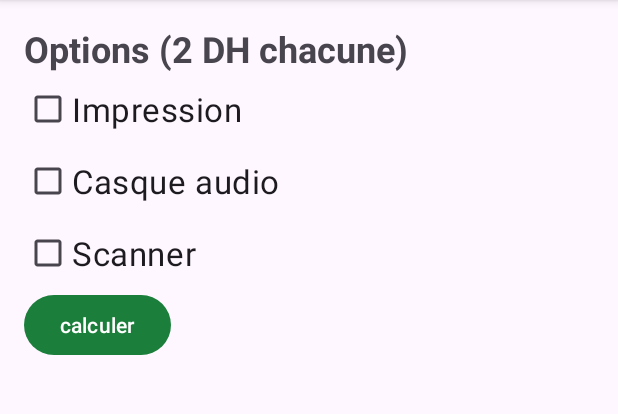
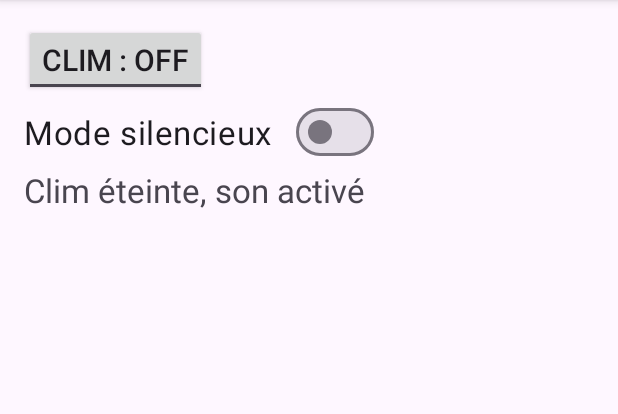
Before and after one commit to abdelmalektalih236-dev/al-amal, an Android app built with Jetpack Compose: the screen it shows after launch (PlaygroundActivity), on a phone screen of 412 x 824 dp, the part 96-510 px from its top. Run offline under Robolectric (Android 15) with nearby library versions, the phone set to English and light mode, and no system bars.

Commit message:
toggle button

```diff
--- a/app/src/main/java/ma/ofppt/ista/alamal/PlaygroundActivity.kt
+++ b/app/src/main/java/ma/ofppt/ista/alamal/PlaygroundActivity.kt
@@ -1,13 +1,10 @@
 package ma.ofppt.ista.alamal
 
 import android.os.Bundle
-import android.view.View
-import android.widget.Button
-import android.widget.CheckBox
-import android.widget.ImageView
 import android.widget.TextView
+import android.widget.ToggleButton
 import androidx.appcompat.app.AppCompatActivity
-import androidx.core.os.requestProfiling
+import com.google.android.material.materialswitch.MaterialSwitch
 
 // MODE COURS (Playground) : écran VIDE pour tester en direct les exemples montrés en cours.
 // Écrivez le layout dans res/layout/activity_playground.xml et le code Kotlin ci-dessous, dans onCreate.
@@ -73,29 +70,48 @@ class PlaygroundActivity : AppCompatActivity() {
 //            edtPrenom.text=null
 //            edtPrenom.error=null
 //        }
-        val imp = findViewById<CheckBox>(R.id.chkImpression)
-        val cas = findViewById<CheckBox>(R.id.chkCasque)
-        val scan = findViewById<CheckBox>(R.id.chkScanner)
-        val btn = findViewById<Button>(R.id.btnTotal)
-        val txtTotale = findViewById<TextView>(R.id.txtTotal)
+//        val imp = findViewById<CheckBox>(R.id.chkImpression)
+//        val cas = findViewById<CheckBox>(R.id.chkCasque)
+//        val scan = findViewById<CheckBox>(R.id.chkScanner)
+//        val btn = findViewById<Button>(R.id.btnTotal)
+//        val txtTotale = findViewById<TextView>(R.id.txtTotal)
+//
+//        btn.setOnClickListener {
+//            var prix = 0
+//            var option = 0
+//        if (imp.isChecked) {
+//            prix+=2
+//            option++
+//        }
+//        if (cas.isChecked) {
+//            prix +=2
+//            option++
+//        }
+//        if (scan.isChecked) {
+//            prix +=2
+//            option++
+//        }
+//            txtTotale.text = "$option option(s) : $prix DH"
+//        }
+        val tglClim = findViewById<ToggleButton>(R.id.tglClim)
+        val swSilence = findViewById<MaterialSwitch>(R.id.swSilence)
+        val txtEtat = findViewById<TextView>(R.id.txtEtat)
 
-        btn.setOnClickListener {
-            var prix = 0
-            var option = 0
-        if (imp.isChecked) {
-            prix+=2
-            option++
+        tglClim.setOnCheckedChangeListener { _, estActif ->
+            if (estActif) {
+                txtEtat.text = "Climatisation On"
+            } else {
+                txtEtat.text = "Climatisation Off"
+            }
         }
-        if (cas.isChecked) {
-            prix +=2
-            option++
+
+        swSilence.setOnCheckedChangeListener { _, estActif ->
+            if (estActif) {
+                txtEtat.text = "Mode silencieux : On"
+            } else {
+                txtEtat.text = "Mode silencieux Off"
+            }
         }
-        if (scan.isChecked) {
-            prix +=2
-            option++
-        }
-            txtTotale.text = "$option option(s) : $prix DH"
-        }
-    }
 
     }
+}
--- a/app/src/main/res/layout/activity_playground.xml
+++ b/app/src/main/res/layout/activity_playground.xml
@@ -133,46 +133,68 @@
     <!--        app:fabSize="normal"-->
     <!--        />-->
     <!-- Étape 1 - options (CheckBox) : chaque case se coche à part -->
-    <TextView
+<!--    <TextView-->
+<!--        android:layout_width="wrap_content"-->
+<!--        android:layout_height="wrap_content"-->
+<!--        android:text="Options (2 DH chacune)"-->
+<!--        android:textSize="24sp"-->
+<!--        android:textStyle="bold" />-->
+
+<!--    <CheckBox-->
+<!--        android:id="@+id/chkImpression"-->
+<!--        android:layout_width="wrap_content"-->
+<!--        android:layout_height="wrap_content"-->
+<!--        android:text="Impression"-->
+<!--        android:textSize="22sp" />-->
+
+<!--    <CheckBox-->
+<!--        android:id="@+id/chkCasque"-->
+<!--        android:layout_width="wrap_content"-->
+<!--        android:layout_height="wrap_content"-->
+<!--        android:text="Casque audio"-->
+<!--        android:textSize="22sp" />-->
+
+<!--    <CheckBox-->
+<!--        android:id="@+id/chkScanner"-->
+<!--        android:layout_width="wrap_content"-->
+<!--        android:layout_height="wrap_content"-->
+<!--        android:text="Scanner"-->
+<!--        android:textSize="22sp" />-->
+
+<!--    <Button-->
+<!--        android:id="@+id/btnTotal"-->
+<!--        android:layout_width="wrap_content"-->
+<!--        android:layout_height="wrap_content"-->
+<!--        android:text="calculer" />-->
+
+<!--    <TextView-->
+<!--        android:id="@+id/txtTotal"-->
+<!--        android:layout_width="wrap_content"-->
+<!--        android:layout_height="wrap_content"-->
+<!--        android:textSize="22sp" />-->
+<!--    />-->
+    <!-- Étape 2 - forfait (RadioButton dans un RadioGroup) : un seul choix -->
+
+    <!-- Étape 3 — ToggleButton et Switch : marche ou arrêt -->
+    <ToggleButton
+        android:id="@+id/tglClim"
         android:layout_width="wrap_content"
         android:layout_height="wrap_content"
-        android:text="Options (2 DH chacune)"
-        android:textSize="24sp"
-        android:textStyle="bold" />
-
-    <CheckBox
-        android:id="@+id/chkImpression"
+        android:textOff="Clim : OFF"
+        android:textOn="Clim : ON"
+        android:textSize="20sp" />
+    <com.google.android.material.materialswitch.MaterialSwitch
+        android:id="@+id/swSilence"
         android:layout_width="wrap_content"
         android:layout_height="wrap_content"
-        android:text="Impression"
+        android:text="Mode silencieux"
         android:textSize="22sp" />
-
-    <CheckBox
-        android:id="@+id/chkCasque"
+    <TextView
+        android:id="@+id/txtEtat"
         android:layout_width="wrap_content"
         android:layout_height="wrap_content"
-        android:text="Casque audio"
+        android:text="Clim éteinte, son activé"
         android:textSize="22sp" />
-
-    <CheckBox
-        android:id="@+id/chkScanner"
-        android:layout_width="wrap_content"
-        android:layout_height="wrap_content"
-        android:text="Scanner"
-        android:textSize="22sp" />
-
-    <Button
-        android:id="@+id/btnTotal"
-        android:layout_width="wrap_content"
-        android:layout_height="wrap_content"
-        android:text="calculer" />
-
-    <TextView
-        android:id="@+id/txtTotal"
-        android:layout_width="wrap_content"
-        android:layout_height="wrap_content"
-        android:textSize="22sp" />
-    />
 
 
 </LinearLayout>
```
